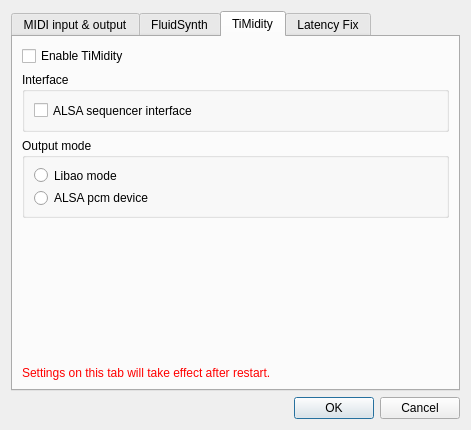
This is src/GuiMidiSetupDialog.ui in pianobooster/PianoBooster as Qt 5 draws it before an edit. The edited form follows.
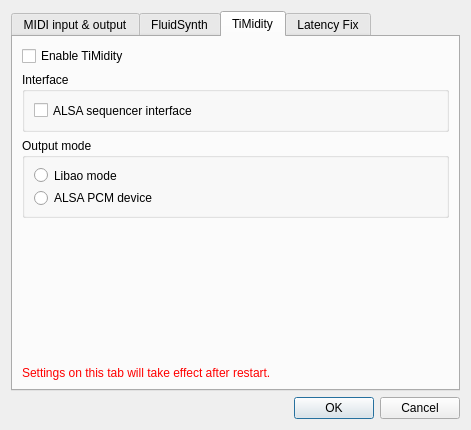
This is the edited form. The open tabs and pages were chosen to show the change.

```diff
--- a/src/GuiMidiSetupDialog.ui
+++ b/src/GuiMidiSetupDialog.ui
@@ -429,7 +429,7 @@
           <item>
            <widget class="QRadioButton" name="timidityPcmDevice">
             <property name="text">
-             <string>ALSA pcm device</string>
+             <string>ALSA PCM device</string>
             </property>
            </widget>
           </item>
```
